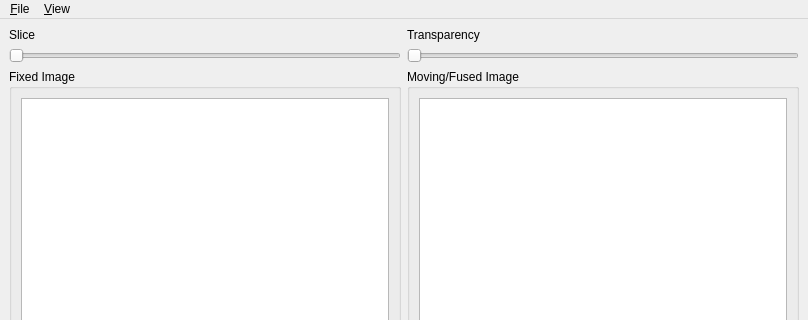
jefferis/cmtk, file core/gui/fview/fviewMainWindow.ui: the form before one commit; both pictures show x 0 to 808 and y 0 to 320 of the 808 by 611 pixel window.
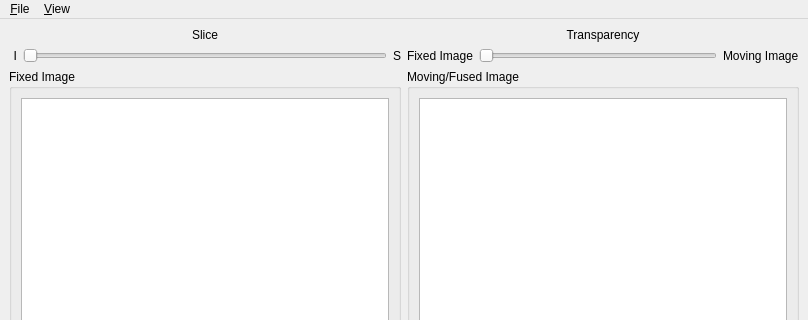
The form after the commit.

```diff
--- a/core/gui/fview/fviewMainWindow.ui
+++ b/core/gui/fview/fviewMainWindow.ui
@@ -16,7 +16,7 @@
   <widget class="QWidget" name="centralwidget">
    <layout class="QHBoxLayout" name="horizontalLayout">
     <item>
-     <layout class="QGridLayout" name="gridLayout" rowstretch="0,0,1,0,0,0" columnstretch="1,1">
+     <layout class="QGridLayout" name="gridLayout" rowstretch="0,0,1,0,0,0,0" columnstretch="1,1">
       <property name="sizeConstraint">
        <enum>QLayout::SetMaximumSize</enum>
       </property>
@@ -86,20 +86,6 @@
         </property>
        </widget>
       </item>
-      <item row="1" column="0">
-       <widget class="QSlider" name="sliceSlider">
-        <property name="orientation">
-         <enum>Qt::Horizontal</enum>
-        </property>
-       </widget>
-      </item>
-      <item row="1" column="1">
-       <widget class="QSlider" name="alphaSlider">
-        <property name="orientation">
-         <enum>Qt::Horizontal</enum>
-        </property>
-       </widget>
-      </item>
       <item row="0" column="0">
        <widget class="QLabel" name="sliceLabel">
         <property name="sizePolicy">
@@ -111,6 +97,9 @@
         <property name="text">
          <string>Slice</string>
         </property>
+        <property name="alignment">
+         <set>Qt::AlignCenter</set>
+        </property>
        </widget>
       </item>
       <item row="0" column="1">
@@ -124,8 +113,76 @@
         <property name="text">
          <string>Transparency</string>
         </property>
+        <property name="alignment">
+         <set>Qt::AlignCenter</set>
+        </property>
        </widget>
       </item>
+      <item row="1" column="0">
+       <layout class="QHBoxLayout" name="horizontalLayout_2">
+        <item>
+         <widget class="QLabel" name="labelSliceFrom">
+          <property name="minimumSize">
+           <size>
+            <width>8</width>
+            <height>0</height>
+           </size>
+          </property>
+          <property name="text">
+           <string>I</string>
+          </property>
+          <property name="alignment">
+           <set>Qt::AlignRight|Qt::AlignTrailing|Qt::AlignVCenter</set>
+          </property>
+         </widget>
+        </item>
+        <item>
+         <widget class="QSlider" name="sliceSlider">
+          <property name="orientation">
+           <enum>Qt::Horizontal</enum>
+          </property>
+         </widget>
+        </item>
+        <item>
+         <widget class="QLabel" name="labelSliceTo">
+          <property name="minimumSize">
+           <size>
+            <width>8</width>
+            <height>0</height>
+           </size>
+          </property>
+          <property name="text">
+           <string>S</string>
+          </property>
+         </widget>
+        </item>
+       </layout>
+      </item>
+      <item row="1" column="1">
+       <layout class="QHBoxLayout" name="horizontalLayout_3">
+        <item>
+         <widget class="QLabel" name="labelAlphaFixed">
+          <property name="text">
+           <string>Fixed Image</string>
+          </property>
+         </widget>
+        </item>
+        <item>
+         <widget class="QSlider" name="alphaSlider">
+          <property name="orientation">
+           <enum>Qt::Horizontal</enum>
+          </property>
+         </widget>
+        </item>
+        <item>
+         <widget class="QLabel" name="labelAlphaMoving">
+          <property name="text">
+           <string>Moving Image</string>
+          </property>
+         </widget>
+        </item>
+       </layout>
+      </item>
      </layout>
     </item>
    </layout>
```
Left out of the diff: 15 changed lines with no effect on the pictures.
